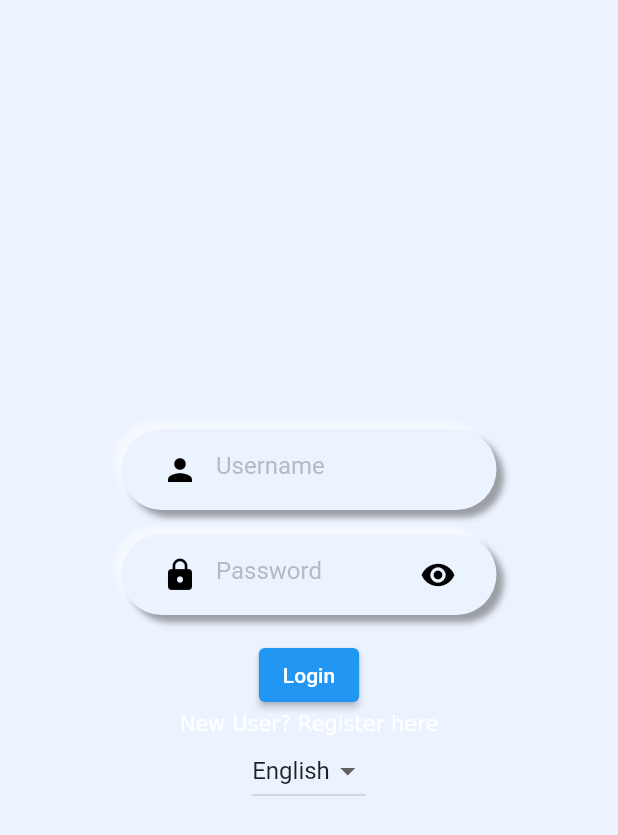
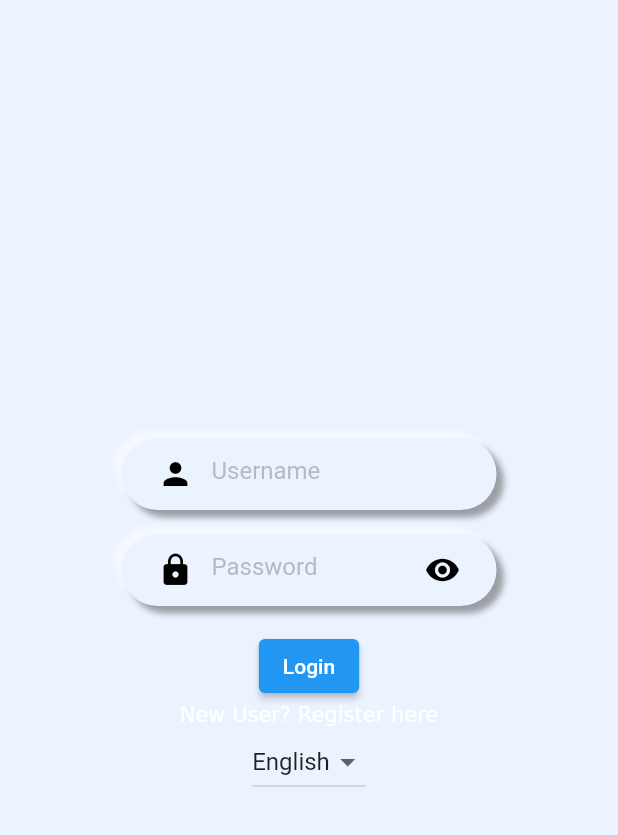
Before and after one commit to funglobaldesign/Nokosu2023-Frontend, a Flutter app: the screen it shows after launch, on a phone screen of 412 x 824 dp. Shown: the top 835 px of the screen. Run offline on Flutter 3.47's test engine with Material 2 defaults, Android fonts, the phone set to English and light mode, and no system bars; our stand-ins replace shared_preferences; generated files the repository leaves out were written again.

Commit message:
Attempt input field effects

```diff
--- a/lib/Components/input_field.dart
+++ b/lib/Components/input_field.dart
@@ -38,7 +38,7 @@ class InputFieldState extends State<InputField> {
         setState(() {
           containerShadowDecoration.add(
             const BoxShadow(
-              color: ThemeColours.shadowDark,
+              color: ThemeColours.shadowInnerDark,
               spreadRadius: -5,
               offset: Offset(-2.5, -2.5),
               blurRadius: 5,
@@ -46,7 +46,7 @@ class InputFieldState extends State<InputField> {
           );
           containerShadowDecoration.add(
             const BoxShadow(
-              color: ThemeColours.shadowLight,
+              color: ThemeColours.shadowInnerLight,
               spreadRadius: -5,
               offset: Offset(2.5, 2.5),
               blurRadius: 5,
@@ -71,7 +71,7 @@ class InputFieldState extends State<InputField> {
           Container(
             decoration: BoxDecoration(
               color: ThemeColours.bgBlueWhite,
-              borderRadius: BorderRadius.circular(NumericConsts.borderRad),
+              borderRadius: BorderRadius.circular(50),
               border: Border.all(
                 width: 0,
                 color: Colors.transparent,
@@ -80,41 +80,32 @@ class InputFieldState extends State<InputField> {
                 BoxShadow(
                   color: ThemeColours.shadowLight,
                   offset: Offset(-5, -5),
-                  blurRadius: NumericConsts.blurRad,
+                  blurRadius: 3,
                 ),
                 BoxShadow(
                   color: ThemeColours.shadowDark,
                   offset: Offset(5, 5),
-                  blurRadius: NumericConsts.blurRad,
+                  blurRadius: 3,
                 ),
               ],
             ),
-            child: Container(
-              padding: const EdgeInsets.all(NumericConsts.blurRad),
-              decoration: BoxDecoration(
-                boxShadow: containerShadowDecoration,
-                color: Colors.transparent,
-                borderRadius: BorderRadius.circular(NumericConsts.borderRad),
-                border: Border.all(
-                  width: 0,
-                  color: Colors.transparent,
-                ),
-              ),
+            child: ClipRRect(
+              borderRadius: BorderRadius.circular(50),
               child: Focus(
                 focusNode: containerFocusNode,
                 child: Container(
                   padding: const EdgeInsets.symmetric(
-                    horizontal: NumericConsts.paddingX,
+                    horizontal: 12,
                     vertical: 0,
                   ),
                   decoration: BoxDecoration(
-                    color: ThemeColours.bgBlueWhite,
-                    borderRadius:
-                        BorderRadius.circular(NumericConsts.borderRad),
+                    color: Colors.transparent,
+                    borderRadius: BorderRadius.circular(50),
                     border: Border.all(
                       width: 0,
                       color: Colors.transparent,
                     ),
+                    boxShadow: containerShadowDecoration,
                   ),
                   child: TextFormField(
                     controller: widget.controller,
--- a/lib/src/constants.dart
+++ b/lib/src/constants.dart
@@ -16,11 +16,8 @@ abstract class ThemeColours {
   // Shadow Colours
   static const Color shadowDark = Color(0x88555555);
   static const Color shadowLight = Color(0x88FFFFFF);
+  static const Color shadowInnerDark = Color(0x33555555);
+  static const Color shadowInnerLight = Color(0x33FFFFFF);
 }
 
-abstract class NumericConsts {
-  static const double borderRad = 50;
-  static const double blurRad = 3;
-  static const double paddingX = 12;
-  static const double paddingY = 5;
-}
+abstract class NumericConsts {}
```
